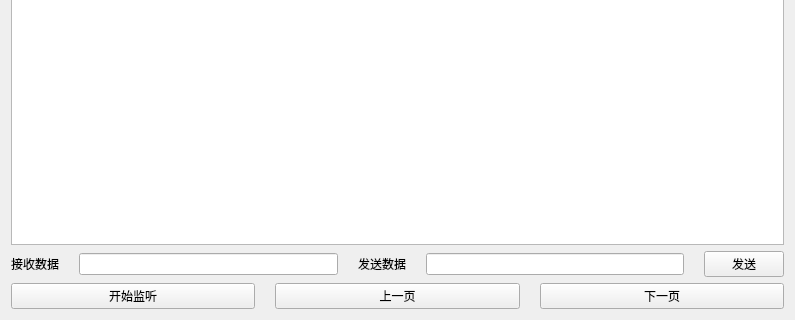
Above: w_home.ui from bloglink/aip-server before the change; both pictures show x 0 to 795 and y 277 to 597 of the 795 by 597 pixel window. Below: the same form after it.
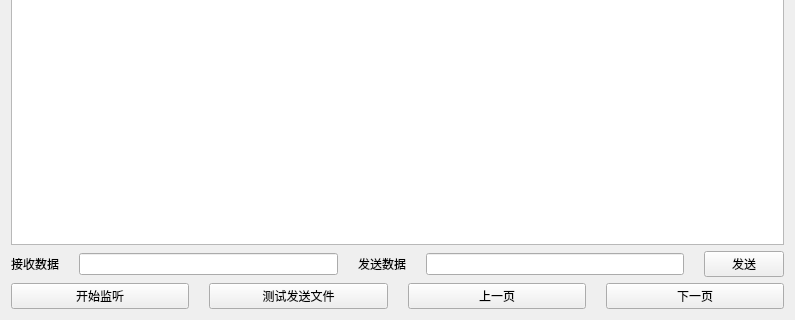
That is the form after the change.

Diff of the .ui file:
```diff
--- a/w_home.ui
+++ b/w_home.ui
@@ -77,6 +77,13 @@
        </property>
       </widget>
      </item>
+     <item>
+      <widget class="QPushButton" name="pushButtonFile">
+       <property name="text">
+        <string>测试发送文件</string>
+       </property>
+      </widget>
+     </item>
      <item>
       <widget class="QPushButton" name="pushButtonPrev">
        <property name="text">
```
